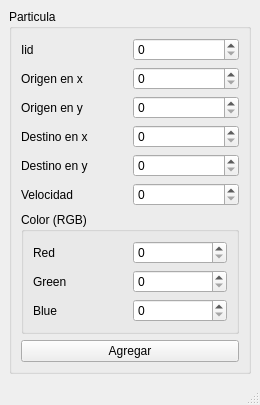
This is mainwindow.ui in DavidDEstrada/ui_particulas as Qt 5 draws it before an edit. The edited form follows.
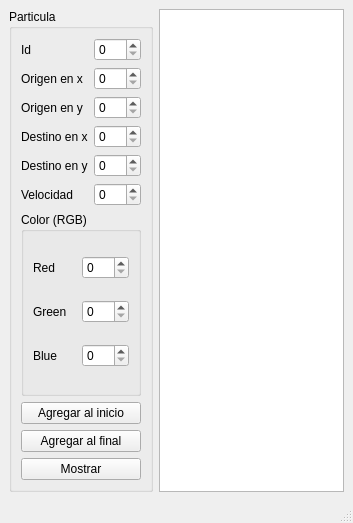
This is the edited form.

Commit message: Se agrega el widget PlainTextEdit y dos botones mas

```diff
--- a/mainwindow.ui
+++ b/mainwindow.ui
@@ -6,8 +6,8 @@
    <rect>
     <x>0</x>
     <y>0</y>
-    <width>260</width>
-    <height>382</height>
+    <width>353</width>
+    <height>523</height>
    </rect>
   </property>
   <property name="windowTitle">
@@ -21,14 +21,68 @@
        <string>Particula</string>
       </property>
       <layout class="QGridLayout" name="gridLayout">
-       <item row="3" column="1">
-        <widget class="QSpinBox" name="spinBox_4"/>
+       <item row="2" column="0">
+        <widget class="QLabel" name="label_3">
+         <property name="text">
+          <string>Origen en y</string>
+         </property>
+        </widget>
        </item>
-       <item row="4" column="1">
-        <widget class="QSpinBox" name="spinBox_5"/>
+       <item row="4" column="0">
+        <widget class="QLabel" name="label_5">
+         <property name="text">
+          <string>Destino en y</string>
+         </property>
+        </widget>
        </item>
-       <item row="1" column="1">
-        <widget class="QSpinBox" name="spinBox_2"/>
+       <item row="9" column="0" colspan="2">
+        <widget class="QPushButton" name="mostrar_pushButton">
+         <property name="text">
+          <string>Mostrar</string>
+         </property>
+        </widget>
+       </item>
+       <item row="5" column="0">
+        <widget class="QLabel" name="label_6">
+         <property name="text">
+          <string>Velocidad</string>
+         </property>
+        </widget>
+       </item>
+       <item row="7" column="0" colspan="2">
+        <widget class="QPushButton" name="agregar_inicio_pushButton">
+         <property name="text">
+          <string>Agregar al inicio</string>
+         </property>
+        </widget>
+       </item>
+       <item row="1" column="0">
+        <widget class="QLabel" name="label_2">
+         <property name="text">
+          <string>Origen en x</string>
+         </property>
+        </widget>
+       </item>
+       <item row="3" column="0">
+        <widget class="QLabel" name="label_4">
+         <property name="text">
+          <string>Destino en x</string>
+         </property>
+        </widget>
+       </item>
+       <item row="8" column="0" colspan="2">
+        <widget class="QPushButton" name="agregar_final_pushButton">
+         <property name="text">
+          <string>Agregar al final</string>
+         </property>
+        </widget>
+       </item>
+       <item row="0" column="0">
+        <widget class="QLabel" name="label">
+         <property name="text">
+          <string>Id</string>
+         </property>
+        </widget>
        </item>
        <item row="6" column="0" colspan="2">
         <widget class="QGroupBox" name="groupBox_2">
@@ -81,71 +135,54 @@
          </layout>
         </widget>
        </item>
-       <item row="1" column="0">
-        <widget class="QLabel" name="label_2">
-         <property name="text">
-          <string>Origen en x</string>
-         </property>
-        </widget>
-       </item>
-       <item row="0" column="0">
-        <widget class="QLabel" name="label">
-         <property name="text">
-          <string>Iid</string>
-         </property>
-        </widget>
-       </item>
-       <item row="2" column="1">
-        <widget class="QSpinBox" name="spinBox_3"/>
-       </item>
        <item row="0" column="1">
         <widget class="QSpinBox" name="spinBox">
          <property name="maximum">
-          <number>99</number>
+          <number>500</number>
          </property>
         </widget>
        </item>
-       <item row="3" column="0">
-        <widget class="QLabel" name="label_4">
-         <property name="text">
-          <string>Destino en x</string>
+       <item row="1" column="1">
+        <widget class="QSpinBox" name="origenx_spinBox">
+         <property name="maximum">
+          <number>500</number>
          </property>
         </widget>
        </item>
-       <item row="5" column="0">
-        <widget class="QLabel" name="label_6">
-         <property name="text">
-          <string>Velocidad</string>
+       <item row="2" column="1">
+        <widget class="QSpinBox" name="origeny_spinBox">
+         <property name="maximum">
+          <number>500</number>
+         </property>
+        </widget>
+       </item>
+       <item row="3" column="1">
+        <widget class="QSpinBox" name="destinox_spinBox">
+         <property name="maximum">
+          <number>500</number>
+         </property>
+        </widget>
+       </item>
+       <item row="4" column="1">
+        <widget class="QSpinBox" name="destinoy_spinBox">
+         <property name="maximum">
+          <number>500</number>
          </property>
         </widget>
        </item>
        <item row="5" column="1">
-        <widget class="QSpinBox" name="spinBox_6"/>
-       </item>
-       <item row="4" column="0">
-        <widget class="QLabel" name="label_5">
-         <property name="text">
-          <string>Destino en y</string>
-         </property>
-        </widget>
-       </item>
-       <item row="2" column="0">
-        <widget class="QLabel" name="label_3">
-         <property name="text">
-          <string>Origen en y</string>
-         </property>
-        </widget>
-       </item>
-       <item row="7" column="0" colspan="2">
-        <widget class="QPushButton" name="pushButton">
-         <property name="text">
-          <string>Agregar</string>
+        <widget class="QSpinBox" name="velocidad_spinBox">
+         <property name="maximum">
+          <number>500</number>
          </property>
         </widget>
        </item>
       </layout>
      </widget>
     </item>
+    <item row="0" column="1">
+     <widget class="QPlainTextEdit" name="salida"/>
+    </item>
    </layout>
   </widget>
   <widget class="QMenuBar" name="menubar">
```
Left out of the diff: 10 changed lines with no effect on the pictures.
